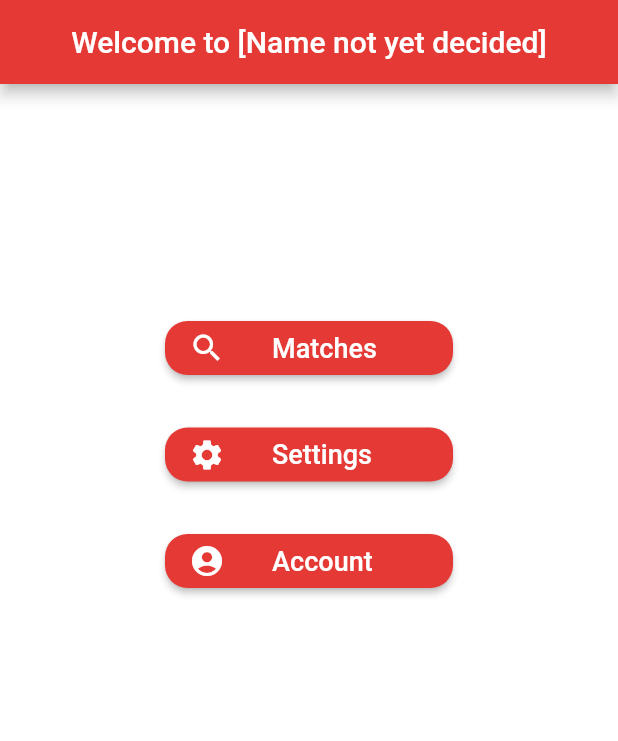
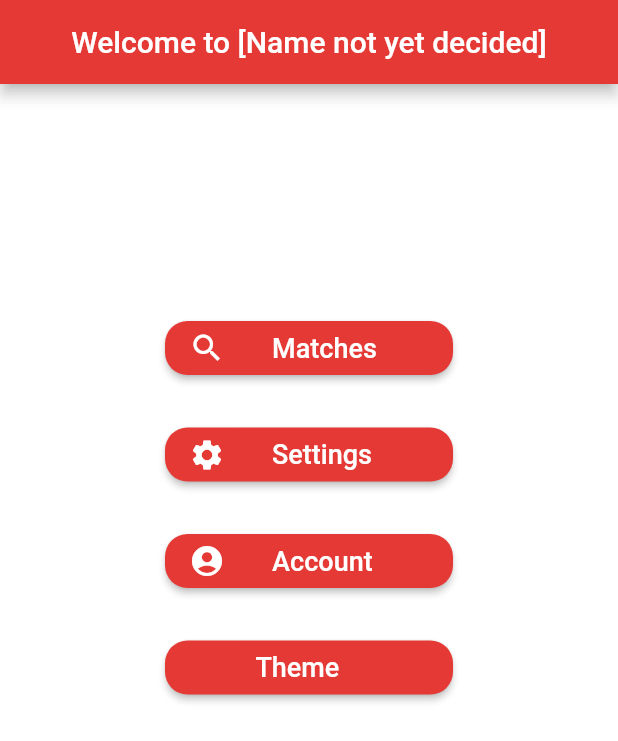
Before and after one commit to tclem404/Dnd_Tinder, a Flutter app: the screen it shows after launch, on a phone screen of 412 x 824 dp. Shown: the top 741 px of the screen. Run offline on Flutter 3.47's test engine with Material 2 defaults, Android fonts, the phone set to English and light mode, and no system bars; our stand-ins replace cloud_firestore, firebase_auth, firebase_core, google_sign_in; accounts and stored records are empty.

Commit message:
Color hopefully maybe

```diff
--- a/lib/main.dart
+++ b/lib/main.dart
@@ -4,6 +4,7 @@ import 'login.dart';
 import 'settings.dart';
 import 'matches.dart';
 import 'vari.dart';
+import 'theme_page.dart';
 
 void main() {
   runApp(MyApp());
@@ -100,6 +101,19 @@ class HomeScreen extends StatelessWidget{
                   Navigator.push(context, new MaterialPageRoute(builder: (context) => new LoginSc()));
                 }),
               ),
+              Text(" ", style: TextStyle(fontSize: 20),),
+              RaisedButton(
+                child: Row(
+                  children: [
+                    Text('          Theme', style: TextStyle(fontSize: 18, color: _textColor),)
+                  ],
+                ),
+                color: Colors.red[600],
+                shape: RoundedRectangleBorder(borderRadius: BorderRadius.circular(15),),
+                onPressed: (() {
+                  Navigator.push(context, new MaterialPageRoute(builder: (context) => new ThemeSc()));
+                })
+              )
             ]
           ),
         padding: EdgeInsets.fromLTRB(110, 100, 110, 15),
--- /dev/null
+++ b/lib/theme.dart
@@ -0,0 +1,15 @@
+import 'package:flutter/material.dart';
+
+class ThemeChanger with ChangeNotifier {
+  ThemeData _themeData;
+
+  ThemeChanger(this._themeData);
+
+  getTheme() => _themeData;
+
+  setTheme(ThemeData theme) {
+    _themeData = theme;
+
+    notifyListeners();
+  }
+}
--- /dev/null
+++ b/lib/theme_page.dart
@@ -0,0 +1,48 @@
+import 'package:dnd_tinder/vari.dart';
+import 'package:flutter/material.dart';
+import 'package:provider/provider.dart';
+import 'package:dnd_tinder/theme.dart';
+
+class ThemeSc extends StatefulWidget {
+  @override
+  _ThemeScState createState() => _ThemeScState();
+}
+
+class _ThemeScState extends State<ThemeSc> {
+  @override
+  Widget build(BuildContext _context) {
+    ThemeChanger _themeChanger = Provider.of<ThemeChanger>(context);
+
+    return MaterialApp(
+      home: Scaffold(
+          appBar: AppBar(
+            backgroundColor: Vari.getFrontColor(),
+            title: Row(
+              children: [
+                IconButton(
+                  icon: Icon(Icons.arrow_back),
+                  color: Vari.getTextColor(),
+                  onPressed: (() {
+                    Navigator.pop(_context);
+                  }),
+                ),
+                Center(child: Text('     Themes', style: TextStyle(fontSize: 20, color: Vari.getTextColor()),)),
+              ],
+            ),
+          ),
+        body: Container(
+          child: Column(
+            children: <Widget>[
+              FlatButton(
+                child: Text('Dark Theme'),
+                onPressed: () => _themeChanger.setTheme(ThemeData.dark())),
+              FlatButton(
+                child: Text('Light Theme'),
+                onPressed: () => _themeChanger.setTheme(ThemeData.light())),
+            ]
+          )
+        )
+      ),
+    );
+  }
+}
--- a/pubspec.yaml
+++ b/pubspec.yaml
@@ -28,6 +28,7 @@ dependencies:
   # The following adds the Cupertino Icons font to your application.
   # Use with the CupertinoIcons class for iOS style icons.
   cupertino_icons: ^0.1.3
+  provider:
 
 dev_dependencies:
   flutter_test:
```
Also changed, not shown: pubspec.lock.
